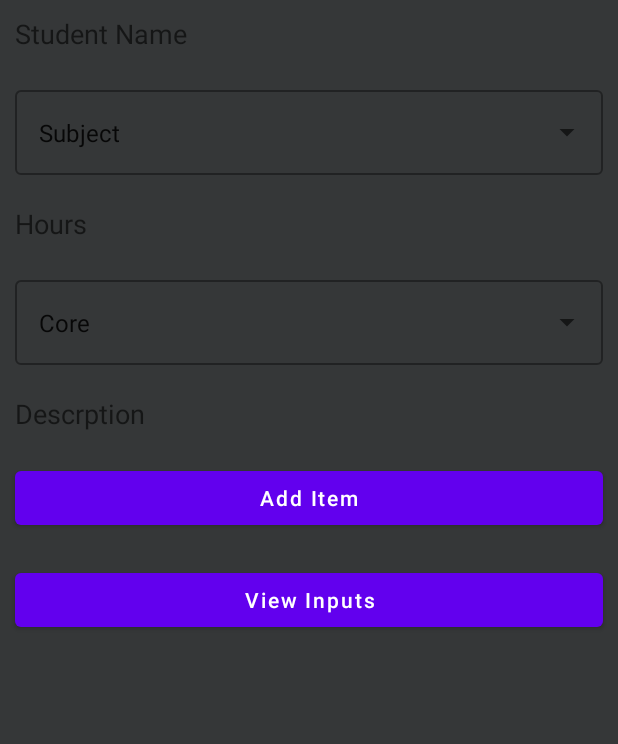
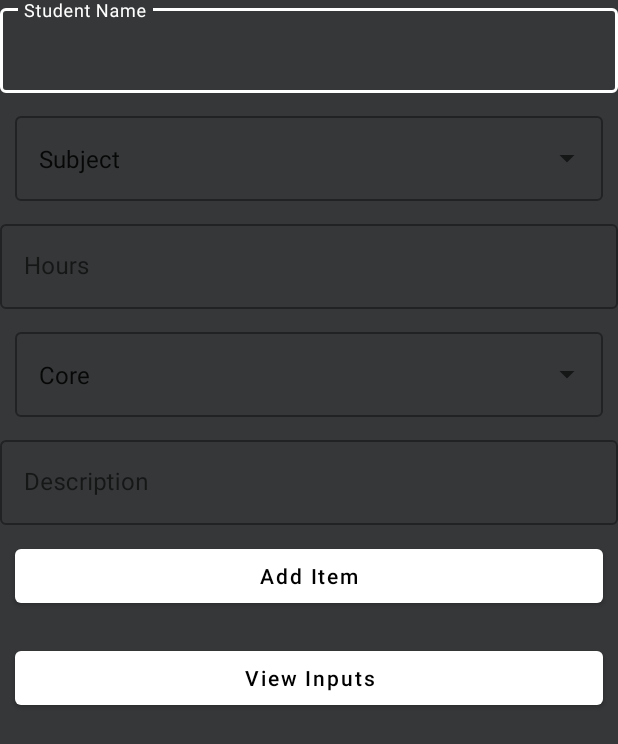
Before and after one commit to BoBlaire/HomeSchoolApp, an Android app: the MainActivity screen opened directly, with no data from a screen before it, on a phone screen of 412 x 824 dp. Shown: the top 744 px of the screen. Run offline under Robolectric (Android 15) with nearby library versions, the phone set to English and light mode, and no system bars.

Commit message:
VTAW 3.3.2(Bigger Change)

```diff
--- a/app/build.gradle
+++ b/app/build.gradle
@@ -28,7 +28,7 @@ dependencies {
     implementation 'com.google.android.material:material:1.5.0'
     implementation 'androidx.constraintlayout:constraintlayout:2.1.3'
     implementation 'androidx.gridlayout:gridlayout:1.0.0'
-
+    implementation 'com.google.android.material:material:1.3.0'
     testImplementation 'junit:junit:4.+'
     androidTestImplementation 'androidx.test.ext:junit:1.1.3'
     implementation 'com.google.android.gms:play-services-auth:20.7.0'
--- a/app/src/main/java/com/example/gfgapp/AddStudent.java
+++ b/app/src/main/java/com/example/gfgapp/AddStudent.java
@@ -13,6 +13,8 @@ public class AddStudent extends AppCompatActivity {
 
     EditText studentName, studentGrade;
     Button addStudent;
+
+    MainModal mainModal = MainActivity.mainModal;
 
     @SuppressLint("MissingInflatedId")
     @Override
@@ -36,7 +38,7 @@ public class AddStudent extends AppCompatActivity {
             if (nameStudent.isEmpty() || gradeStudent.isEmpty()) {
                 Toast.makeText(this, "Please fill out all fields", Toast.LENGTH_SHORT).show();
             } else if (!nameStudent.isEmpty() || !gradeStudent.isEmpty()) {
-                studentDBHandler.addUserInfo(nameStudent, gradeStudent);
+                studentDBHandler.addUserInfo(nameStudent, gradeStudent, mainModal.getUserEmail());
 
                 Intent i = new Intent(AddStudent.this, StudentView.class);
                 startActivity(i);
--- a/app/src/main/java/com/example/gfgapp/MainActivity.java
+++ b/app/src/main/java/com/example/gfgapp/MainActivity.java
@@ -129,7 +129,7 @@ public class MainActivity extends AppCompatActivity {
 
             // after adding the data we are displaying a toast message.
             Toast.makeText(MainActivity.this, "Course has been added.", Toast.LENGTH_SHORT).show();
-            studentName.setText("");
+            studentName.setText(mainModal.getUserName());
             studentSubject.setText("");
             studentHours.setText("");
             studentCore.setText("");
--- a/app/src/main/java/com/example/gfgapp/StudentAdapter.java
+++ b/app/src/main/java/com/example/gfgapp/StudentAdapter.java
@@ -53,11 +53,11 @@ public class StudentAdapter extends RecyclerView.Adapter<StudentAdapter.ViewHold
         });
 
 
-        int total = dbHandler.getTotalSubjectHours(modal.getName(), "Math", mainModal.getUserEmail()) +
+        double total = dbHandler.getTotalSubjectHours(modal.getName(), "Math", mainModal.getUserEmail()) +
                 dbHandler.getTotalSubjectHours(modal.getName(), "English", mainModal.getUserEmail()) +
                 dbHandler.getTotalSubjectHours(modal.getName(), "Science", mainModal.getUserEmail()) +
                 dbHandler.getTotalSubjectHours(modal.getName(), "History", mainModal.getUserEmail());
-
+        System.out.println("total is: "+total);
         holder.studentNameCard.setText(modal.getName());
         holder.studentMath.setText(String.valueOf(dbHandler.getTotalSubjectHours(modal.getName(), "Math", mainModal.getUserEmail())));
         holder.studentEnglish.setText(String.valueOf(dbHandler.getTotalSubjectHours(modal.getName(), "English", mainModal.getUserEmail())));
--- a/app/src/main/java/com/example/gfgapp/StudentView.java
+++ b/app/src/main/java/com/example/gfgapp/StudentView.java
@@ -45,7 +45,7 @@ public class StudentView extends AppCompatActivity {
         ArrayList<StudentModal> totalSubjectHours = new ArrayList<StudentModal>();
 
 
-        courseModelArrayList = studentDBHandler.readStudents();
+        courseModelArrayList = studentDBHandler.readStudents(mainModal.getUserEmail());
 
 
         studentAdapter = new StudentAdapter(StudentView.this, courseModelArrayList);
--- a/app/src/main/java/com/example/gfgapp/UpdateCourseActivity.java
+++ b/app/src/main/java/com/example/gfgapp/UpdateCourseActivity.java
@@ -130,7 +130,7 @@ public class UpdateCourseActivity extends AppCompatActivity {
         deleteCourseBtn.setOnClickListener(new View.OnClickListener() {
             @Override
             public void onClick(View v) {
-
+                System.out.println(idPos);
                 if (modal.isAdapterStatement()) {
                     if (cursorAdapter.moveToPosition(idPos)) {
                         // calling a method to delete our course.
--- a/app/src/main/java/com/example/gfgapp/ViewCourses.java
+++ b/app/src/main/java/com/example/gfgapp/ViewCourses.java
@@ -149,6 +149,7 @@ public class ViewCourses extends AppCompatActivity {
             dbHandler.massDeleteCourse(mainModal.getUserName());
             dialog.dismiss();
             finish();
+
             startActivity(getIntent());
         });
 
--- a/app/src/main/res/layout/activity_main.xml
+++ b/app/src/main/res/layout/activity_main.xml
@@ -9,16 +9,36 @@
     tools:context=".MainActivity">
 
     <!--Edit text to enter course name-->
-    <EditText
+    <!--    <EditText-->
+    <!--        android:id="@+id/studentNameDb"-->
+    <!--        android:layout_width="match_parent"-->
+    <!--        android:layout_height="wrap_content"-->
+    <!--        android:layout_margin="10dp"-->
+    <!--        android:background="#353738"-->
+    <!--        android:hint="@string/student_nameMain"-->
+    <!--        android:inputType="none"-->
+    <!--        android:textColor="#C3C3C3" />-->
+
+    <com.google.android.material.textfield.TextInputLayout
+        android:id="@+id/name_text_input2"
+        style="@style/Widget.MaterialComponents.TextInputLayout.OutlinedBox"
+        android:layout_width="match_parent"
+        android:layout_height="wrap_content"
+
+        app:layout_constraintBottom_toTopOf="@+id/name_text_input1"
+        app:layout_constraintTop_toTopOf="parent"
+        app:layout_constraintVertical_bias="0.894"
+        tools:layout_editor_absoluteX="0dp">
+
+        <com.google.android.material.textfield.TextInputEditText
             android:id="@+id/studentNameDb"
             android:layout_width="match_parent"
             android:layout_height="wrap_content"
-        android:layout_margin="10dp"
-        android:background="#353738"
             android:hint="@string/student_nameMain"
-        android:inputType="none"
-        android:textColor="#C3C3C3" />
-
+            android:inputType="numberDecimal"
+            android:textColor="@color/light_gray"
+            android:textColorHint="@color/light_gray" />
+    </com.google.android.material.textfield.TextInputLayout>
 
 
     <com.google.android.material.textfield.TextInputLayout
@@ -43,16 +63,35 @@
     </com.google.android.material.textfield.TextInputLayout>
 
     <!--edit text to display course tracks-->
-    <EditText
+    <!--    <EditText-->
+    <!--        android:id="@+id/studentHoursDb"-->
+    <!--        android:layout_width="match_parent"-->
+    <!--        android:layout_height="wrap_content"-->
+    <!--        android:layout_margin="10dp"-->
+    <!--        android:background="#353738"-->
+    <!--        android:hint="@string/hoursMain"-->
+    <!--        android:inputType="numberDecimal"-->
+    <!--        android:textColor="#C3C3C3" />-->
+    <com.google.android.material.textfield.TextInputLayout
+        android:id="@+id/name_text_input"
+        style="@style/Widget.MaterialComponents.TextInputLayout.OutlinedBox"
+        android:layout_width="match_parent"
+        android:layout_height="wrap_content"
+
+        app:layout_constraintBottom_toTopOf="@+id/name_text_input1"
+        app:layout_constraintTop_toTopOf="parent"
+        app:layout_constraintVertical_bias="0.894"
+        tools:layout_editor_absoluteX="0dp">
+
+        <com.google.android.material.textfield.TextInputEditText
             android:id="@+id/studentHoursDb"
             android:layout_width="match_parent"
             android:layout_height="wrap_content"
-        android:layout_margin="10dp"
-        android:background="#353738"
-        android:hint="@string/hoursMain"
+            android:hint="Hours"
             android:inputType="numberDecimal"
-        android:textColor="#C3C3C3" />
-
+            android:textColor="@color/light_gray"
+            android:textColorHint="@color/light_gray" />
+    </com.google.android.material.textfield.TextInputLayout>
     <!--edit text for course description-->
 
     <com.google.android.material.textfield.TextInputLayout
@@ -64,32 +103,50 @@
         app:layout_constraintRight_toRightOf="parent"
         app:layout_constraintTop_toTopOf="parent">
 
-
         <AutoCompleteTextView
             android:id="@+id/studentCoreDb"
             android:layout_width="match_parent"
             android:layout_height="wrap_content"
             android:layout_weight="1"
             android:inputType="none"
-            android:text="Core"
-
-            />
-
+            android:text="Core" />
 
     </com.google.android.material.textfield.TextInputLayout>
 
 
-    <EditText
+    <!--    <EditText-->
+    <!--        android:id="@+id/studentDescriptionDb"-->
+    <!--        android:layout_width="match_parent"-->
+    <!--        android:layout_height="wrap_content"-->
+    <!--        android:layout_margin="10dp"-->
+    <!--        android:background="#353738"-->
+    <!--        android:hint="Descrption"-->
+    <!--        android:inputType="textCapSentences|textMultiLine"-->
+    <!--        android:maxLength="2000"-->
+    <!--        android:maxLines="4"-->
+    <!--        android:textColor="#C3C3C3" />-->
+    <com.google.android.material.textfield.TextInputLayout
+        android:id="@+id/name_text_input1"
+        style="@style/Widget.MaterialComponents.TextInputLayout.OutlinedBox"
+        android:layout_width="match_parent"
+        android:layout_height="wrap_content"
+
+        app:layout_constraintBottom_toTopOf="@+id/name_text_input1"
+        app:layout_constraintTop_toTopOf="parent"
+        app:layout_constraintVertical_bias="0.894"
+        tools:layout_editor_absoluteX="0dp">
+
+        <com.google.android.material.textfield.TextInputEditText
             android:id="@+id/studentDescriptionDb"
             android:layout_width="match_parent"
             android:layout_height="wrap_content"
-        android:layout_margin="10dp"
-        android:background="#353738"
-        android:hint="Descrption"
+            android:hint="Description"
             android:inputType="textCapSentences|textMultiLine"
             android:maxLength="2000"
             android:maxLines="4"
-        android:textColor="#C3C3C3" />
+            android:textColor="@color/light_gray"
+            android:textColorHint="@color/light_gray" />
+    </com.google.android.material.textfield.TextInputLayout>
 
     <!--button for adding new course-->
     <Button
--- a/app/src/main/res/values-night/themes.xml
+++ b/app/src/main/res/values-night/themes.xml
@@ -3,7 +3,7 @@
     <style name="Theme.GFGApp" parent="Theme.MaterialComponents.DayNight.NoActionBar">
         <!-- Primary brand color. -->
         <item name="colorPrimary">@color/purple_200</item>
-        <item name="colorPrimaryVariant">@color/purple_700</item>
+        <item name="colorPrimaryVariant">@color/white</item>
         <item name="colorOnPrimary">@color/black</item>
         <!-- Secondary brand color. -->
         <item name="colorSecondary">@color/teal_200</item>
--- a/app/src/main/res/values/themes.xml
+++ b/app/src/main/res/values/themes.xml
@@ -2,9 +2,9 @@
     <!-- Base application theme. -->
     <style name="Theme.GFGApp" parent="Theme.MaterialComponents.DayNight.NoActionBar">
         <!-- Primary brand color. -->
-        <item name="colorPrimary">@color/purple_500</item>
+        <item name="colorPrimary">@color/white</item>
         <item name="colorPrimaryVariant">@color/purple_700</item>
-        <item name="colorOnPrimary">@color/white</item>
+        <item name="colorOnPrimary">@color/black</item>
         <!-- Secondary brand color. -->
         <item name="colorSecondary">@color/teal_200</item>
         <item name="colorSecondaryVariant">@color/teal_700</item>
```
Also changed, not shown: app/src/main/java/com/example/gfgapp/DbHandler.java (+4 -3 lines), app/src/main/java/com/example/gfgapp/StudentDBHandler.java (+9 -5 lines), app/src/main/res/layout/add_student.xml (+38 -8 lines), app/src/main/res/layout/login.xml (+52 -51 lines). Lines whose indentation alone changed are shown as unchanged.
